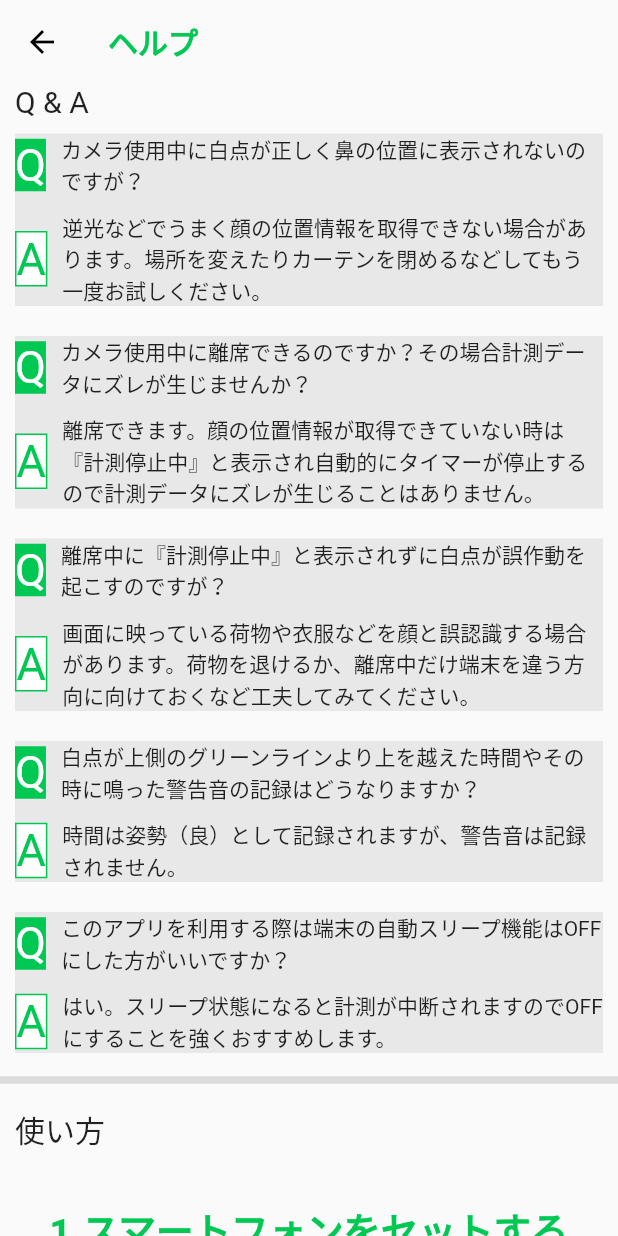
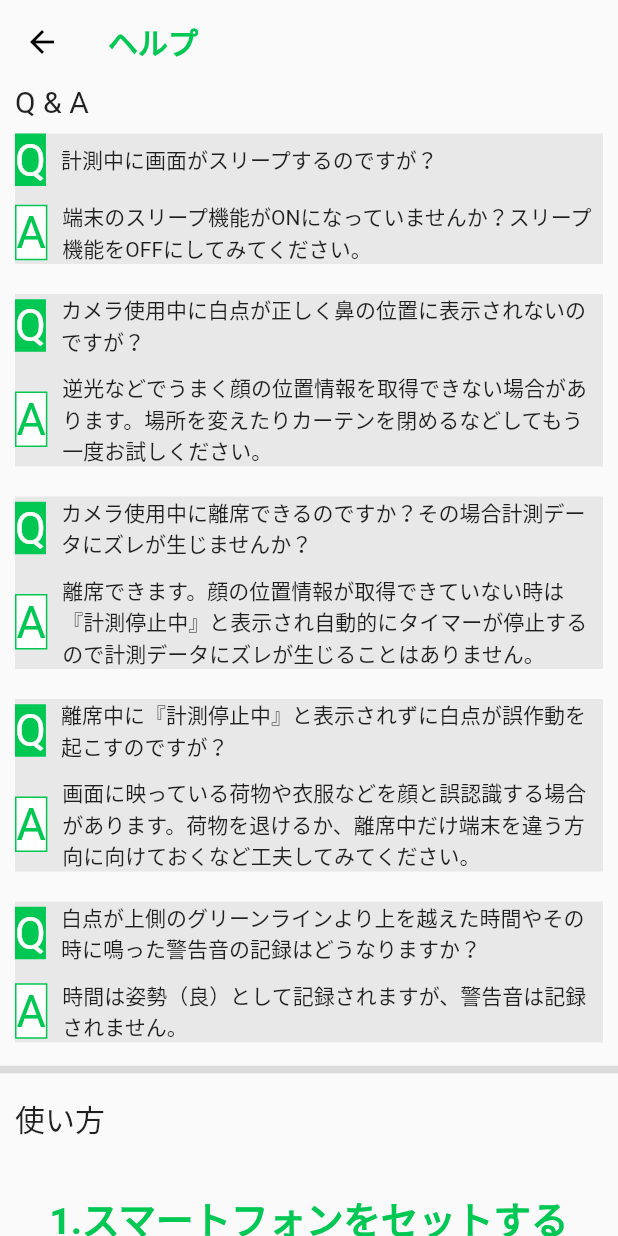
Before and after one commit to is4041/NekozeChecker, a Flutter app: the screen it shows once a user with an empty profile is signed in, after a tap on an icon or button, on a phone screen of 412 x 824 dp. Run offline on Flutter 3.47's test engine with Material 2 defaults, Android fonts, the phone set to English and light mode, and no system bars; our stand-ins replace audioplayers, camera, cloud_firestore, connectivity_plus, firebase_auth, firebase_core and 3 more; missing offline and left inert: sign_button, tflite; accounts and stored records are empty; network calls fail.

Commit message:
履歴リストが降順で表示されるようにした

```diff
--- a/lib/camera/camera_page.dart
+++ b/lib/camera/camera_page.dart
@@ -187,6 +187,8 @@ class CameraPage extends StatelessWidget {
                                       );
                                     });
                               }
+
+                              notificationTimer?.cancel();
                               await audioPlayer?.stop();
 
                               Navigator.of(context).pop([
--- a/lib/graph/graph_model.dart
+++ b/lib/graph/graph_model.dart
@@ -94,6 +94,8 @@ class GraphModel extends ChangeNotifier {
       }
     }
 
+    data = List.from(data.reversed);
+
     //グラフのy軸の最大値（最も計測時間が長いデータ）を取得
     for (int i = 0; i < spots1.length; i++) {
       double v = spots1[i].y;
--- a/lib/graph/graph_page.dart
+++ b/lib/graph/graph_page.dart
@@ -331,7 +331,7 @@ class GraphPage extends StatelessWidget {
                                                   CrossAxisAlignment.end,
                                               children: [
                                                 Text(
-                                                  "${index + 1}",
+                                                  "${model.data.length - index}",
                                                   style: TextStyle(
                                                       fontWeight:
                                                           FontWeight.bold),
--- a/lib/help/help_page.dart
+++ b/lib/help/help_page.dart
@@ -27,6 +27,9 @@ class HelpPage extends StatelessWidget {
             ),
           ),
           Question(
+              question: "計測中に画面がスリープするのですが？",
+              answer: "端末のスリープ機能がONになっていませんか？スリープ機能をOFFにしてみてください。"),
+          Question(
               question: "カメラ使用中に白点が正しく鼻の位置に表示されないのですが？",
               answer:
                   "逆光などでうまく顔の位置情報を取得できない場合があります。場所を変えたりカーテンを閉めるなどしてもう一度お試しください。"),
@@ -41,10 +44,6 @@ class HelpPage extends StatelessWidget {
           Question(
               question: "白点が上側のグリーンラインより上を越えた時間やその時に鳴った警告音の記録はどうなりますか？",
               answer: "時間は姿勢（良）として記録されますが、警告音は記録されません。"),
-          Question(
-              question: "このアプリを利用する際は端末の自動スリープ機能はOFFにした方がいいですか？",
-              answer: "はい。スリープ状態になると計測が中断されますのでOFFにすることを強くおすすめします。"),
-
           Divider(
             thickness: 5,
           ),
--- a/lib/home/home_page.dart
+++ b/lib/home/home_page.dart
@@ -78,7 +78,9 @@ class HomePage extends StatelessWidget {
                                 context,
                                 MaterialPageRoute(
                                     builder: (context) => CameraPage()));
-                            model.getAverageData();
+                            notificationTimer?.cancel();
+                            await audioPlayer?.stop();
+                            await model.getAverageData();
                             //カメラページから戻った際に計測結果をダイアログで表示
                             if (value != null) {
                               await showDialog(
@@ -226,12 +228,26 @@ class HomePage extends StatelessWidget {
                                   });
                             }
                           },
-                          child: Text(
-                            "START",
-                            style: TextStyle(
-                              fontSize: 40,
-                              color: Colors.greenAccent.shade700,
-                            ),
+                          child: Column(
+                            mainAxisSize: MainAxisSize.min,
+                            children: [
+                              Text(
+                                "START",
+                                style: TextStyle(
+                                  fontSize: 30,
+                                  color: Colors.greenAccent.shade700,
+                                  fontWeight: FontWeight.w300,
+                                ),
+                              ),
+                              Text(
+                                "MEASUREMENT",
+                                style: TextStyle(
+                                  fontSize: 20,
+                                  color: Colors.greenAccent.shade700,
+                                  fontWeight: FontWeight.w300,
+                                ),
+                              ),
+                            ],
                           ),
                           style: ElevatedButton.styleFrom(
                             primary: Colors.white,
@@ -239,7 +255,7 @@ class HomePage extends StatelessWidget {
                             elevation: 0,
                             shape: CircleBorder(),
                             side: BorderSide(
-                              width: 5,
+                              width: 1,
                               color: Colors.greenAccent.shade700,
                             ),
                           ),
--- a/lib/main.dart
+++ b/lib/main.dart
@@ -17,6 +17,7 @@ class MyApp extends StatelessWidget {
   @override
   Widget build(BuildContext context) {
     return MaterialApp(
+      // debugShowCheckedModeBanner: false,
       home: SignInPage(),
     );
   }
```
Also changed, not shown: lib/setting/setting_page.dart (+75 -8 lines).
